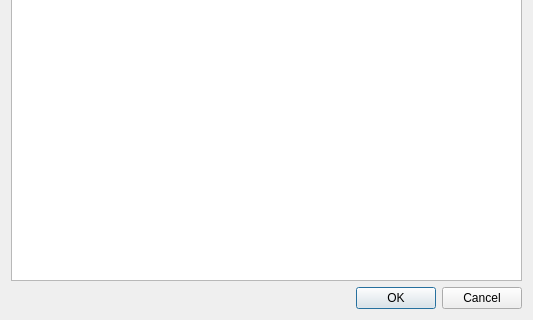
First picture: the form in src/dialogs/importmameini.ui, repository npwoods/bletchmame, before the edit; both pictures show x 0 to 533 and y 140 to 460 of the 533 by 460 pixel window.
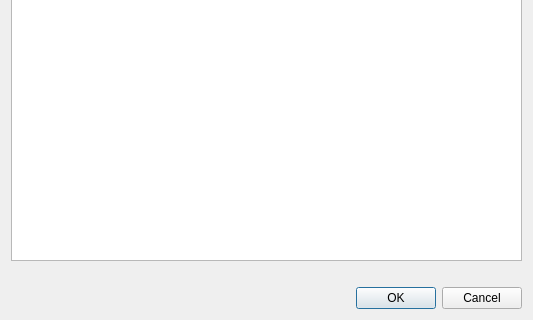
Second picture: the form after the edit.

Commit message: Added a verbose explanation for path setting imports from MAME.ini

The edit to the form file:
```diff
--- a/src/dialogs/importmameini.ui
+++ b/src/dialogs/importmameini.ui
@@ -34,6 +34,22 @@
      </property>
     </widget>
    </item>
+   <item>
+    <widget class="QLabel" name="explanationLabel">
+     <property name="sizePolicy">
+      <sizepolicy hsizetype="MinimumExpanding" vsizetype="Preferred">
+       <horstretch>0</horstretch>
+       <verstretch>0</verstretch>
+      </sizepolicy>
+     </property>
+     <property name="text">
+      <string/>
+     </property>
+     <property name="wordWrap">
+      <bool>true</bool>
+     </property>
+    </widget>
+   </item>
    <item>
     <widget class="QDialogButtonBox" name="buttonBox">
      <property name="orientation">
```
The commit also changes 4 other files.
